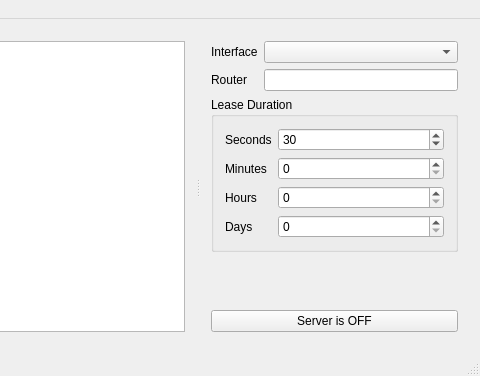
Qt form window_main.ui (justinmcbride/qt_dhcp_server) before a commit; both pictures show x 224 to 704 and y 0 to 376 of the 704 by 376 pixel window.
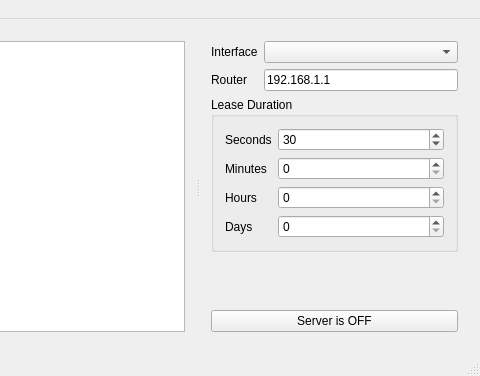
The same form after that commit. Custom widgets are drawn as their Qt base class.

```diff
--- a/window_main.ui
+++ b/window_main.ui
@@ -59,7 +59,11 @@
            </widget>
           </item>
           <item row="1" column="1">
-           <widget class="QLineEdit" name="le_router"/>
+           <widget class="QLineEdit" name="le_router">
+            <property name="text">
+             <string>192.168.1.1</string>
+            </property>
+           </widget>
           </item>
           <item row="2" column="0" colspan="2">
            <widget class="QGroupBox" name="groupBox">
```
